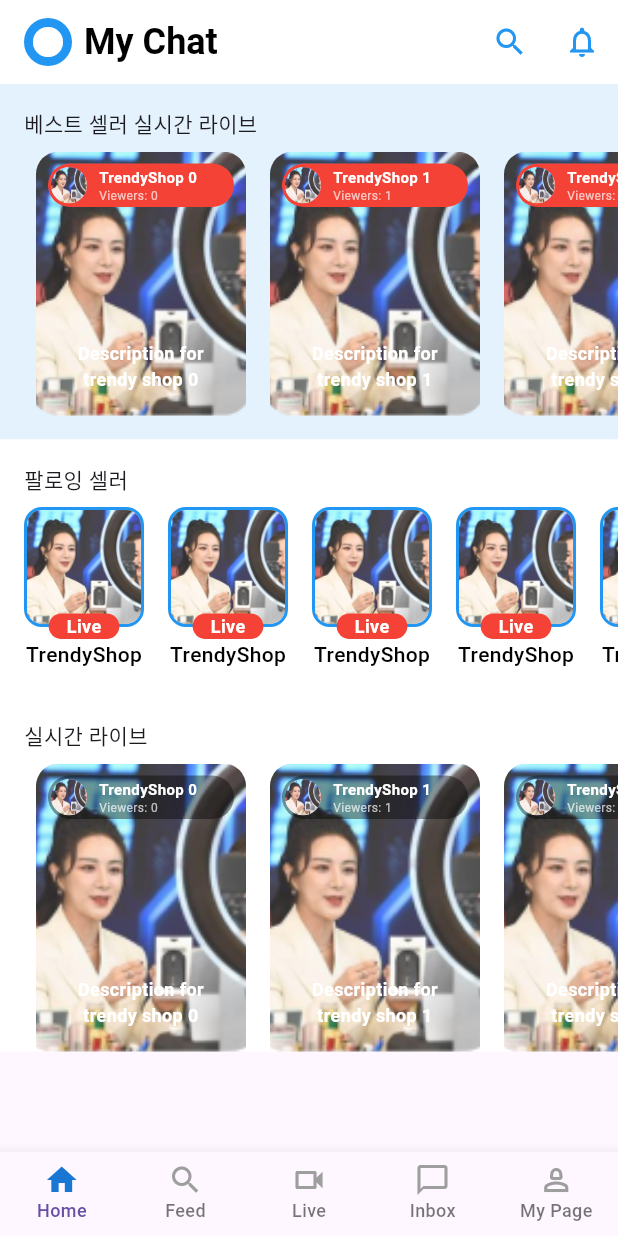
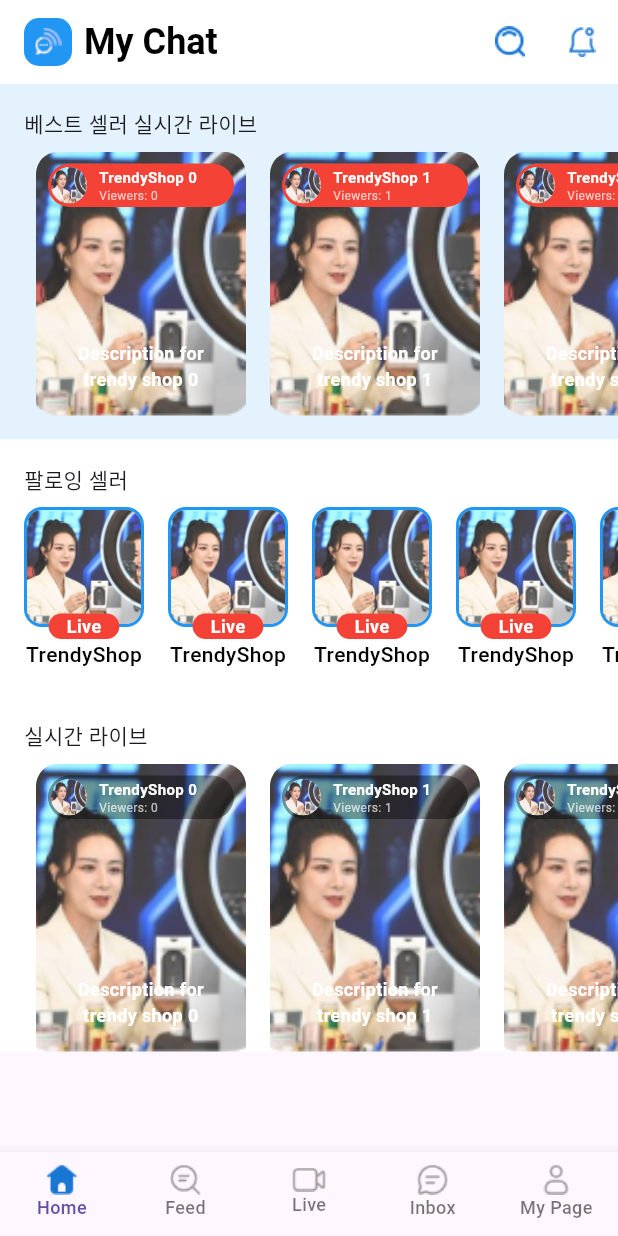
Before and after one commit to OjoLego/MyChat, a Flutter app: the screen it shows after launch, on a phone screen of 412 x 824 dp. Run offline on Flutter 3.47's test engine with Material 3 defaults, Android fonts, the light colour scheme and no system bars; Roboto replaces fonts that are missing (Outfit).

Commit message:
HomeScreen

```diff
--- a/lib/common/widget/home_app_bar.dart
+++ b/lib/common/widget/home_app_bar.dart
@@ -18,10 +18,14 @@ class HomeAppBar extends StatelessWidget implements PreferredSizeWidget {
             width: 32,
             height: 32,
             decoration: BoxDecoration(
-              shape: BoxShape.circle,
+              borderRadius: BorderRadius.circular(10),
               color: Colors.blue,
             ),
-            child: Icon(Icons.circle, color: Colors.white, size: 24),
+            child: Image.asset(
+              'assets/icons/logo_home.png',
+              width: 24,
+              height: 24,
+            ),
           ),
           SizedBox(width: 8),
           Text(
@@ -36,16 +40,20 @@ class HomeAppBar extends StatelessWidget implements PreferredSizeWidget {
       ),
       actions: [
         IconButton(
-          icon: Icon(
-            Icons.search,
-            color: Colors.blue,
+          icon: Image.asset(
+            'assets/icons/search_app_bar.png',
+            width: 24,
+            height: 24,
+            color: AppColors.primaryColor,
           ),
           onPressed: () {},
         ),
         IconButton(
-          icon: Icon(
-            Icons.notifications_none,
-            color: Colors.blue,
+          icon: Image.asset(
+            'assets/icons/bell_notification.png',
+            width: 24,
+            height: 24,
+            color: AppColors.primaryColor,
           ),
           onPressed: () {},
         ),
--- a/lib/screens/main_screen.dart
+++ b/lib/screens/main_screen.dart
@@ -43,15 +43,47 @@ class _MainScreenState extends State<MainScreen> {
           ),
           currentIndex: _currentIndex,
           onTap: onTap,
-          items: const [
-            BottomNavigationBarItem(icon: Icon(Icons.home), label: 'Home'),
-            BottomNavigationBarItem(icon: Icon(Icons.search), label: 'Feed'),
+          items: [
             BottomNavigationBarItem(
-                icon: Icon(Icons.videocam_outlined), label: 'Live'),
+                icon: Image.asset(
+                  'assets/icons/home_nav.png',
+                  color: _currentIndex == 0
+                      ? AppColors.primaryColor
+                      : AppColors.greyColor,
+                ),
+                label: 'Home'),
             BottomNavigationBarItem(
-                icon: Icon(Icons.chat_bubble_outline), label: 'Inbox'),
+                icon: Image.asset(
+                  'assets/icons/search_nav.png',
+                  color: _currentIndex == 1
+                      ? AppColors.primaryColor
+                      : AppColors.greyColor,
+                ),
+                label: 'Feed'),
             BottomNavigationBarItem(
-                icon: Icon(Icons.person_2_outlined), label: 'My Page'),
+                icon: Image.asset(
+                  'assets/icons/video_nav.png',
+                  color: _currentIndex == 2
+                      ? AppColors.primaryColor
+                      : AppColors.greyColor,
+                ),
+                label: 'Live'),
+            BottomNavigationBarItem(
+                icon: Image.asset(
+                  'assets/icons/chat_nav.png',
+                  color: _currentIndex == 3
+                      ? AppColors.primaryColor
+                      : AppColors.greyColor,
+                ),
+                label: 'Inbox'),
+            BottomNavigationBarItem(
+                icon: Image.asset(
+                  'assets/icons/user_nav.png',
+                  color: _currentIndex == 4
+                      ? AppColors.primaryColor
+                      : AppColors.greyColor,
+                ),
+                label: 'My Page'),
           ],
         ),
       ),
```
Also changed, not shown: pubspec.yaml (+8 -0 lines), assets/icons/bell_notification.png (added), assets/icons/chat_nav.png (added), assets/icons/home_nav.png (added), assets/icons/logo_home.png (added), assets/icons/search_app_bar.png (added), assets/icons/search_nav.png (added), assets/icons/user_nav.png (added), assets/icons/video_nav.png (added).
